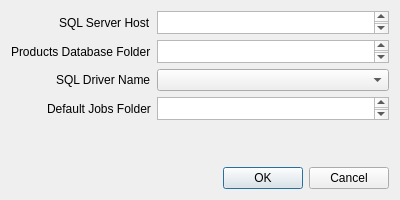
This is panel_builder/panel_builder_pyqt/src/main/ui designer/QDialog Options.ui in johnvorsten/panel-builder as Qt 5 draws it before an edit. The edited form follows.
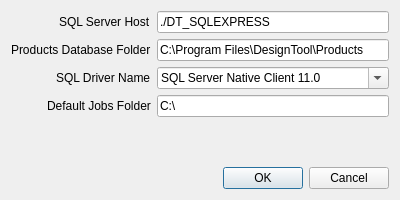
This is the edited form.

What changed in the file:
```diff
--- a/panel_builder/panel_builder_pyqt/src/main/ui designer/QDialog Options.ui
+++ b/panel_builder/panel_builder_pyqt/src/main/ui designer/QDialog Options.ui
@@ -78,35 +78,40 @@
       </widget>
      </item>
      <item row="2" column="1">
-      <widget class="QComboBox" name="comboBox"/>
+      <widget class="QComboBox" name="sqlDriverComboBox">
+       <property name="editable">
+        <bool>true</bool>
+       </property>
+       <item>
+        <property name="text">
+         <string>SQL Server Native Client 11.0</string>
+        </property>
+       </item>
+       <item>
+        <property name="text">
+         <string>SQL Server Native Client 10.0</string>
+        </property>
+       </item>
+      </widget>
      </item>
      <item row="3" column="1">
-      <widget class="QTextEdit" name="JobFolderText">
-       <property name="sizePolicy">
-        <sizepolicy hsizetype="Expanding" vsizetype="Minimum">
-         <horstretch>0</horstretch>
-         <verstretch>0</verstretch>
-        </sizepolicy>
-       </property>
-      </widget>
-     </item>
-     <item row="1" column="1">
-      <widget class="QTextEdit" name="ProductDBText">
-       <property name="sizePolicy">
-        <sizepolicy hsizetype="Expanding" vsizetype="Minimum">
-         <horstretch>0</horstretch>
-         <verstretch>0</verstretch>
-        </sizepolicy>
+      <widget class="QLineEdit" name="JobFolderText">
+       <property name="text">
+        <string>C:\</string>
        </property>
       </widget>
      </item>
      <item row="0" column="1">
-      <widget class="QTextEdit" name="SQLHostText">
-       <property name="sizePolicy">
-        <sizepolicy hsizetype="Expanding" vsizetype="Minimum">
-         <horstretch>0</horstretch>
-         <verstretch>0</verstretch>
-        </sizepolicy>
+      <widget class="QLineEdit" name="SQLHostText">
+       <property name="text">
+        <string>./DT_SQLEXPRESS</string>
+       </property>
+      </widget>
+     </item>
+     <item row="1" column="1">
+      <widget class="QLineEdit" name="ProductDBText">
+       <property name="text">
+        <string>C:\Program Files\DesignTool\Products</string>
        </property>
       </widget>
      </item>
```
